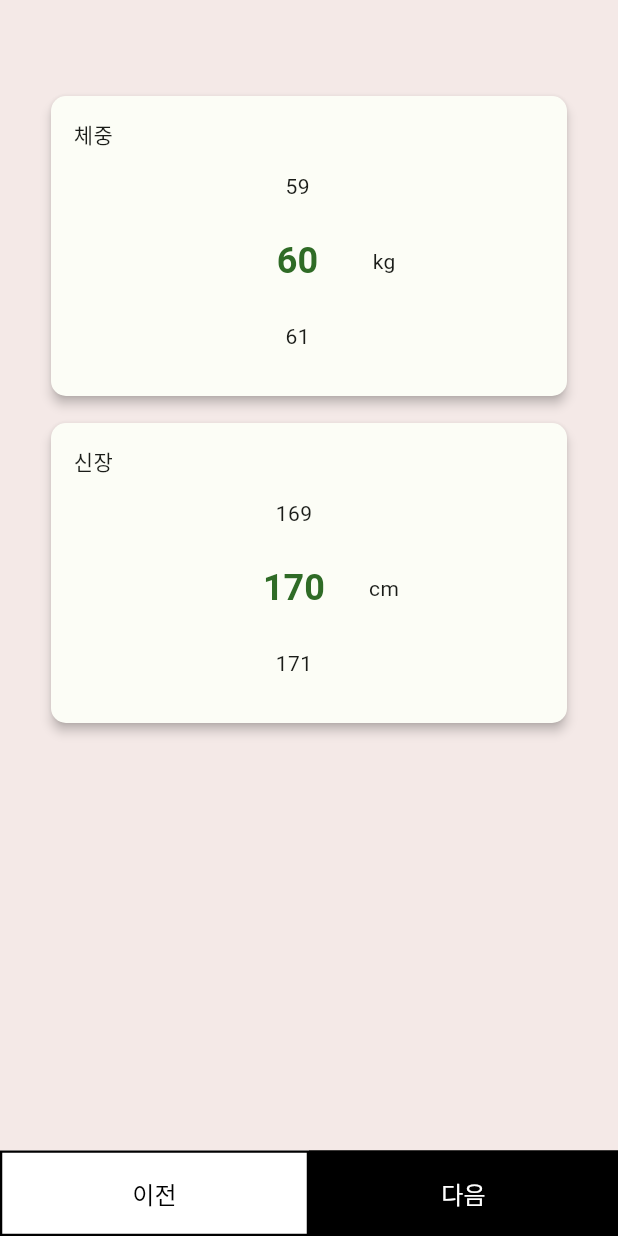
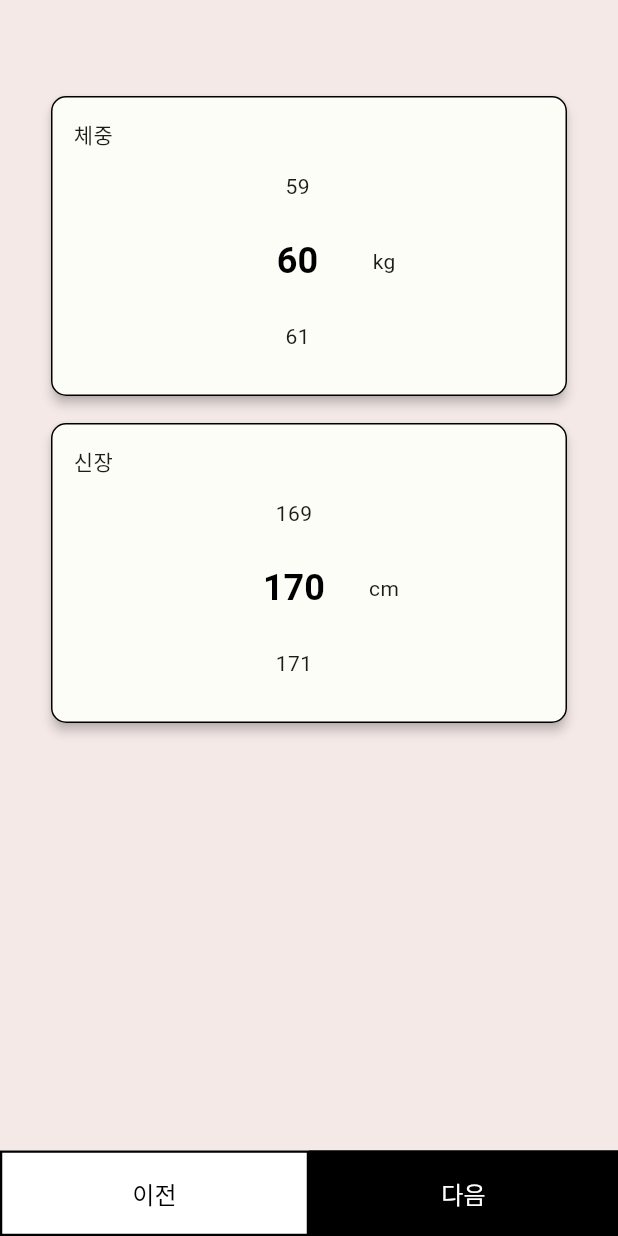
Before and after one commit to seungjoonHH/Pistachio, a Flutter app: the RegisterPage screen opened by its route, swiped to page 2, on a phone screen of 412 x 824 dp. Run offline on Flutter 3.47's test engine with Material 2 defaults, Android fonts, the phone set to English and light mode, and no system bars; drawn by our look-alikes of carousel_slider, numberpicker; our stand-ins replace animated_flip_counter, cloud_firestore, dots_indicator, firebase_auth, firebase_core, firebase_messaging and 11 more; missing offline and left inert: bottom_sheet_bar, flutter_polygon, flutter_shake_animated; accounts and stored records are empty; Roboto replaces fonts that are missing (BMJUA).

Commit message:
register page update

```diff
--- a/lib/view/page/register/widget.dart
+++ b/lib/view/page/register/widget.dart
@@ -262,7 +262,7 @@ class WeightHeightView extends StatelessWidget {
                 selectedTextStyle: Theme.of(context)
                     .textTheme
                     .headline5
-                    ?.copyWith(color: Theme.of(context).colorScheme.primary),
+                    ?.copyWith(color: PTheme.black),
               );
             },
           ),
@@ -282,7 +282,7 @@ class WeightHeightView extends StatelessWidget {
                 selectedTextStyle: Theme.of(context)
                     .textTheme
                     .headline5
-                    ?.copyWith(color: Theme.of(context).colorScheme.primary),
+                    ?.copyWith(color: PTheme.black),
               );
             },
           ),
@@ -298,7 +298,7 @@ class WeightHeightView extends StatelessWidget {
         elevation: 3.0,
         shape: RoundedRectangleBorder(
           side: const BorderSide(
-            color: Colors.transparent,
+            color: PTheme.black,
           ),
           borderRadius: BorderRadius.circular(10),
         ),
@@ -817,7 +817,7 @@ class CalorieCheckView extends StatelessWidget {
                 ),
               ],
             ),
-            const SizedBox(height: 200.0),
+            const SizedBox(height: 210.0),
             Column(
               crossAxisAlignment: CrossAxisAlignment.end,
               children: [
```
